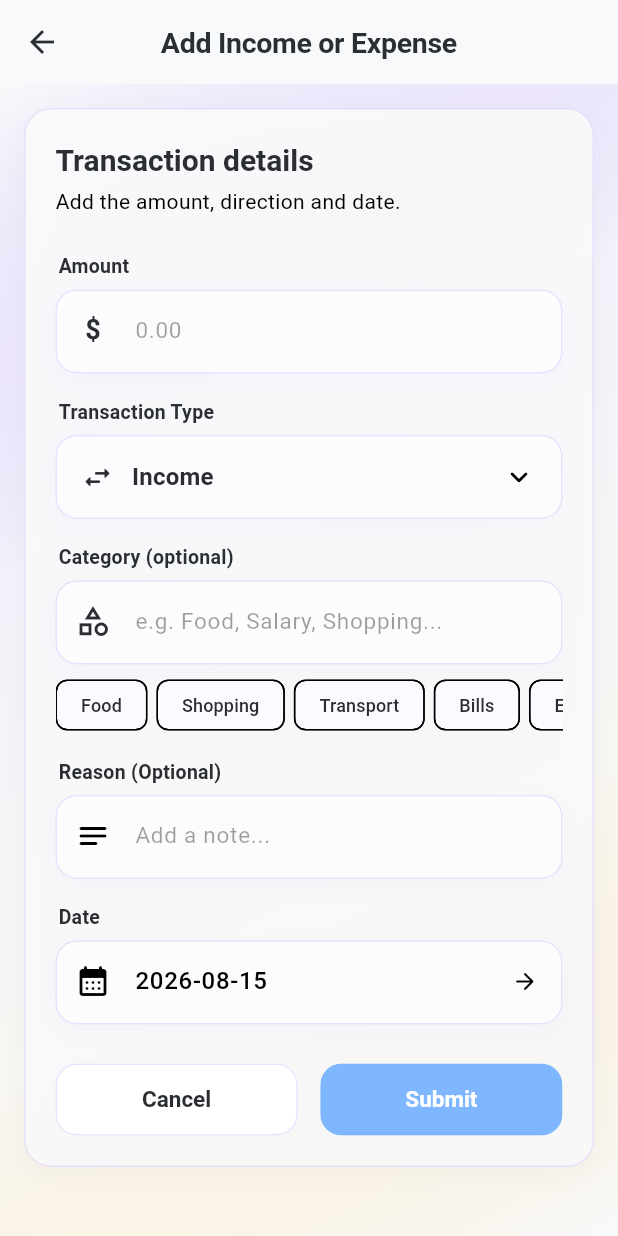
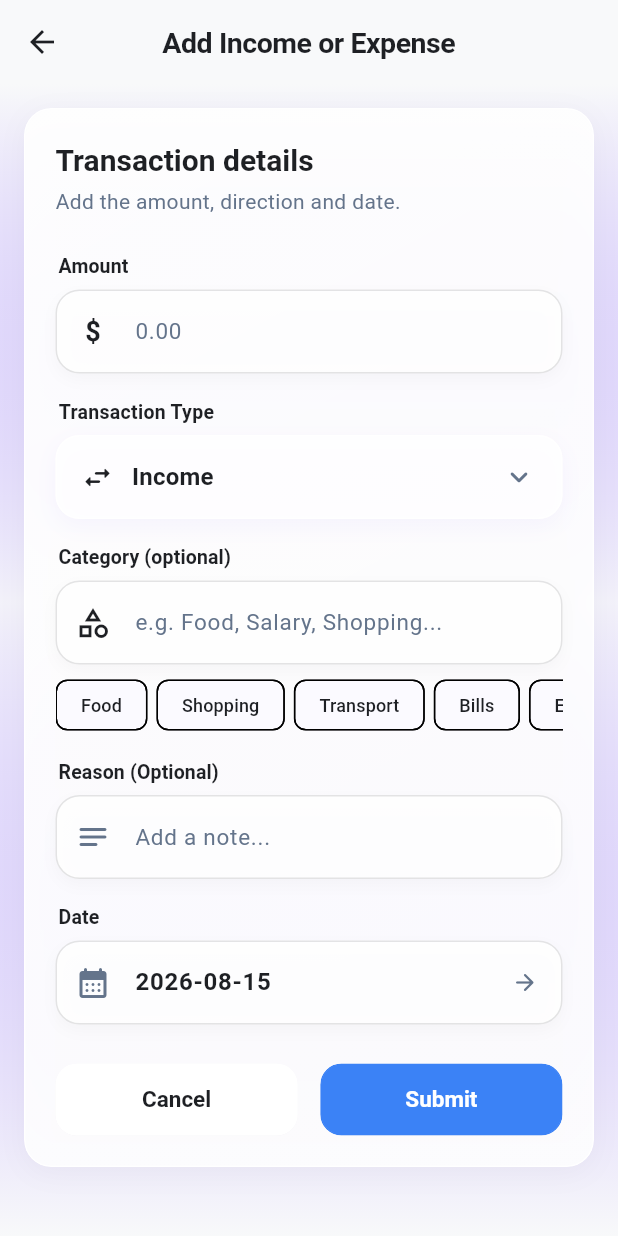
Before and after one commit to PranjalPatel45/LenDen, a Flutter app: the HomeScreen screen opened directly, after a tap on "Add transaction", on a phone screen of 412 x 824 dp. Run offline on Flutter 3.47's test engine with Material 3 defaults, Android fonts, the phone set to English and light mode, and no system bars; our stand-ins replace flutter_contacts, flutter_secure_storage, hive, hive_flutter, local_auth; accounts and stored records are empty.

Commit message:
Polish glass UI

```diff
--- a/lib/utils/app_colors.dart
+++ b/lib/utils/app_colors.dart
@@ -12,56 +12,56 @@ class AppColors {
   // Card / surface
   static const Color cardSurface = Color(0xFFFBFAFF);
 
-  // Primary text
-  static const Color primaryText = Color(0xFF2A2D32);
+  // Primary text - High contrast slate
+  static const Color primaryText = Color(0xFF1E2024);
 
-  // Secondary text
-  static const Color secondaryText = Color(0xFF000000);
+  // Secondary text - Muted slate grey
+  static const Color secondaryText = Color(0xFF64748B);
 
   // Primary (Soft Lavender) - for secondary buttons, badges, charts
-  static const Color primary = Color(0xFFCDB4FF);
+  static const Color primary = Color(0xFF9D7BFF);
 
   // Accent (Baby Pink) - for soft accents, illustrations
-  static const Color accent = Color(0xFFF8BBD0);
+  static const Color accent = Color(0xFFF472B6);
 
   // Highlight / CTA (Powder Blue) - for primary buttons, active states
-  static const Color highlight = Color(0xFF7EB6FF);
+  static const Color highlight = Color(0xFF3B82F6);
 
   // Success - Soft Green - for success messages, confirmations
-  static const Color success = Color(0xFFA8E6CF);
+  static const Color success = Color(0xFF10B981);
 
   // Error - Soft Red - for error messages, warnings
-  static const Color error = Color(0xFFFFB4B4);
+  static const Color error = Color(0xFFEF4444);
 
   // Snackbar colors
-  static const Color snackbarNeutral = Color(0xFF3600A3);
-  static const Color snackbarSuccess = Color(0xFF0B843D);
-  static const Color snackbarError = Color(0xFFE22412);
+  static const Color snackbarNeutral = Color(0xFF1E1B4B);
+  static const Color snackbarSuccess = Color(0xFF065F46);
+  static const Color snackbarError = Color(0xFF991B1B);
 
   // Additional colors from palette
-  static const Color softPeach = Color(0xFFFFE5B4);
-  static const Color softLavender = Color(0xFFCDB4FF);
+  static const Color softPeach = Color(0xFFFED7AA);
+  static const Color softLavender = Color(0xFFDDD6FE);
 
   // Standard
   static const Color white = Colors.white;
   static const Color black = Colors.black;
-  static const Color grey = Color(0xFF9CA3AF);
-  static const Color lightGrey = Color(0xFFE5E7EB);
+  static const Color grey = Color(0xFF94A3B8);
+  static const Color lightGrey = Color(0xFFF1F5F9);
 
   // Income (Green) - color for income/earnings
-  static const Color lendColor = Color(0xFFA8E6CF);
-  static const Color lendColorLight = Color(0xFFE8F8EF);
-  static const Color lendColorDark = Color(0xFF2E7D32);
+  static const Color lendColor = Color(0xFF10B981);
+  static const Color lendColorLight = Color(0xFFECFDF5);
+  static const Color lendColorDark = Color(0xFF047857);
 
   // Expense (Red) - color for expenses/outflows
-  static const Color borrowColor = Color(0xFFFFB4B4);
-  static const Color borrowColorLight = Color(0xFFFFEAEA);
-  static const Color borrowColorDark = Color(0xFFC62828);
+  static const Color borrowColor = Color(0xFFF43F5E);
+  static const Color borrowColorLight = Color(0xFFFFF1F2);
+  static const Color borrowColorDark = Color(0xFFBE123C);
 
   // Borrowed (Amber/Orange) - color for borrowed money
-  static const Color borrowedColor = Color(0xFFE67E22);
-  static const Color borrowedColorLight = Color(0xFFFFF3E0);
-  static const Color borrowedColorDark = Color(0xFFC05C0F);
+  static const Color borrowedColor = Color(0xFFF59E0B);
+  static const Color borrowedColorLight = Color(0xFFFFFBEB);
+  static const Color borrowedColorDark = Color(0xFFB45309);
 
   /// Applies the theme to a MaterialApp
   static ThemeData get theme => ThemeData(
@@ -72,13 +72,13 @@ class AppColors {
       secondary: accent,
       surface: cardSurface,
       error: error,
-      onPrimary: primaryText,
+      onPrimary: white,
       onSecondary: primaryText,
       onSurface: primaryText,
       onError: white,
     ),
     appBarTheme: AppBarTheme(
-      backgroundColor: background.withValues(alpha: 0.94),
+      backgroundColor: background.withValues(alpha: 0.92),
       foregroundColor: primaryText,
       elevation: 0,
       scrolledUnderElevation: 0,
@@ -88,12 +88,13 @@ class AppColors {
         color: primaryText,
         fontSize: 19,
         fontWeight: FontWeight.w700,
-        letterSpacing: -0.2,
+        letterSpacing: -0.3,
       ),
     ),
     floatingActionButtonTheme: const FloatingActionButtonThemeData(
       backgroundColor: highlight,
       foregroundColor: white,
+      elevation: 4,
     ),
     bottomNavigationBarTheme: const BottomNavigationBarThemeData(
       backgroundColor: white,
@@ -105,13 +106,13 @@ class AppColors {
     cardTheme: CardThemeData(
       color: cardSurface,
       elevation: 2,
-      shape: RoundedRectangleBorder(borderRadius: BorderRadius.circular(12)),
+      shape: RoundedRectangleBorder(borderRadius: BorderRadius.circular(16)),
     ),
     elevatedButtonTheme: ElevatedButtonThemeData(
       style: ElevatedButton.styleFrom(
         backgroundColor: highlight,
-        foregroundColor: primaryText,
-        minimumSize: const Size(48, 50),
+        foregroundColor: white,
+        minimumSize: const Size(48, 52),
         padding: const EdgeInsets.symmetric(vertical: 14, horizontal: 24),
         elevation: 0,
         shape: RoundedRectangleBorder(borderRadius: BorderRadius.circular(16)),
@@ -124,32 +125,32 @@ class AppColors {
       filled: true,
       fillColor: glassInputFill,
       border: OutlineInputBorder(
-        borderRadius: BorderRadius.circular(14),
-        borderSide: BorderSide(color: primary.withValues(alpha: 0.22)),
+        borderRadius: BorderRadius.circular(16),
+        borderSide: BorderSide(color: primary.withValues(alpha: 0.20)),
       ),
       enabledBorder: OutlineInputBorder(
-        borderRadius: BorderRadius.circular(14),
-        borderSide: BorderSide(color: primary.withValues(alpha: 0.22)),
+        borderRadius: BorderRadius.circular(16),
+        borderSide: BorderSide(color: primary.withValues(alpha: 0.20)),
       ),
       focusedBorder: OutlineInputBorder(
-        borderRadius: BorderRadius.circular(14),
-        borderSide: const BorderSide(color: highlight, width: 1.6),
+        borderRadius: BorderRadius.circular(16),
+        borderSide: const BorderSide(color: highlight, width: 1.8),
       ),
-      labelStyle: TextStyle(color: secondaryText.withValues(alpha: 0.8)),
+      labelStyle: const TextStyle(color: secondaryText),
       contentPadding: const EdgeInsets.symmetric(horizontal: 16, vertical: 16),
     ),
-    snackBarTheme: SnackBarThemeData(
+    snackBarTheme: const SnackBarThemeData(
       behavior: SnackBarBehavior.floating,
       backgroundColor: snackbarNeutral,
-      contentTextStyle: const TextStyle(color: white),
-      elevation: 0,
+      contentTextStyle: TextStyle(color: white, fontWeight: FontWeight.w500),
+      elevation: 4,
       shape: RoundedRectangleBorder(
-        borderRadius: BorderRadius.all(Radius.circular(14)),
+        borderRadius: BorderRadius.all(Radius.circular(16)),
       ),
       insetPadding: EdgeInsets.fromLTRB(16, 0, 16, 16),
     ),
     dividerTheme: DividerThemeData(
-      color: primary.withValues(alpha: 0.14),
+      color: primaryText.withValues(alpha: 0.08),
       thickness: 1,
       space: 1,
     ),
@@ -159,14 +160,14 @@ class AppColors {
       elevation: 0,
       showDragHandle: true,
       shape: const RoundedRectangleBorder(
-        borderRadius: BorderRadius.vertical(top: Radius.circular(24)),
+        borderRadius: BorderRadius.vertical(top: Radius.circular(28)),
       ),
     ),
     dialogTheme: DialogThemeData(
       backgroundColor: cardSurface,
       surfaceTintColor: Colors.transparent,
       elevation: 0,
-      shape: RoundedRectangleBorder(borderRadius: BorderRadius.circular(20)),
+      shape: RoundedRectangleBorder(borderRadius: BorderRadius.circular(24)),
     ),
     listTileTheme: const ListTileThemeData(
       contentPadding: EdgeInsets.symmetric(horizontal: 16, vertical: 4),
@@ -178,7 +179,7 @@ class AppColors {
       trackColor: WidgetStateProperty.resolveWith(
         (states) => states.contains(WidgetState.selected)
             ? highlight.withValues(alpha: 0.46)
-            : lightGrey.withValues(alpha: 0.8),
+            : lightGrey,
       ),
       thumbColor: WidgetStateProperty.resolveWith(
         (states) => states.contains(WidgetState.selected) ? highlight : white,
@@ -197,8 +198,8 @@ class AppColors {
       headlineLarge: TextStyle(
         fontSize: 34,
         height: 1.08,
-        fontWeight: FontWeight.w700,
-        letterSpacing: -1.1,
+        fontWeight: FontWeight.w800,
+        letterSpacing: -1.2,
         color: primaryText,
       ),
       headlineMedium: TextStyle(
@@ -211,7 +212,7 @@ class AppColors {
       titleLarge: TextStyle(
         fontSize: 20,
         height: 1.25,
-        fontWeight: FontWeight.w600,
+        fontWeight: FontWeight.w700,
         color: primaryText,
       ),
       titleMedium: TextStyle(
@@ -221,37 +222,37 @@ class AppColors {
         color: primaryText,
       ),
       bodyLarge: TextStyle(fontSize: 16, height: 1.5, color: primaryText),
-      bodyMedium: TextStyle(fontSize: 14, height: 1.45, color: primaryText),
+      bodyMedium: TextStyle(fontSize: 14, height: 1.45, color: secondaryText),
       labelLarge: TextStyle(
         fontSize: 13,
         height: 1.25,
-        fontWeight: FontWeight.w600,
+        fontWeight: FontWeight.w700,
         color: primaryText,
       ),
     ),
   );
 
   // ---- Liquid Glass derived surfaces ----
-  static const double _glassBorderAlpha = 0.35;
+  static const double _glassBorderAlpha = 0.28;
 
   // Subtle border color (derived from existing palette)
-  static final Color glassBorder = primary.withValues(alpha: _glassBorderAlpha);
+  static final Color glassBorder = primaryText.withValues(alpha: _glassBorderAlpha);
 
   // Glass surfaces optimized for high contrast & premium readability
-  static final Color glassCard = background.withValues(alpha: 0.85);
-  static final Color glassCardBorder = primary.withValues(alpha: 0.38);
-  static final Color glassSheet = background.withValues(alpha: 0.92);
-  static final Color glassInputFill = white.withValues(alpha: 0.72);
-  static final Color glassNav = white.withValues(alpha: 0.85);
+  static final Color glassCard = white.withValues(alpha: 0.88);
+  static final Color glassCardBorder = white.withValues(alpha: 0.90);
+  static final Color glassSheet = white.withValues(alpha: 0.94);
+  static final Color glassInputFill = white.withValues(alpha: 0.85);
+  static final Color glassNav = white.withValues(alpha: 0.90);
 
   // Glass gradients
   static final Gradient glassShimmer = LinearGradient(
     begin: Alignment.topLeft,
     end: Alignment.bottomRight,
     colors: [
-      white.withValues(alpha: 0.35),
-      white.withValues(alpha: 0.10),
-      background.withValues(alpha: 0.04),
+      white.withValues(alpha: 0.45),
+      white.withValues(alpha: 0.15),
+      background.withValues(alpha: 0.05),
     ],
   );
 }
--- a/lib/utils/app_design.dart
+++ b/lib/utils/app_design.dart
@@ -13,9 +13,9 @@ abstract final class AppSpacing {
 }
 
 abstract final class AppRadius {
-  static const double input = 14;
+  static const double input = 16;
   static const double card = 20;
-  static const double sheet = 24;
+  static const double sheet = 28;
   static const double pill = 999;
 }
 
@@ -46,13 +46,12 @@ class AppBackground extends StatelessWidget {
     return DecoratedBox(
       decoration: BoxDecoration(
         gradient: LinearGradient(
-          begin: Alignment.topLeft,
-          end: Alignment.bottomRight,
-          stops: const [0, 0.34, 0.68, 1],
+          begin: Alignment.topCenter,
+          end: Alignment.bottomCenter,
+          stops: const [0.0, 0.45, 1.0],
           colors: [
             AppColors.background,
-            AppColors.primary.withValues(alpha: 0.10),
-            AppColors.softPeach.withValues(alpha: 0.10),
+            AppColors.primary.withValues(alpha: 0.06),
             AppColors.background,
           ],
         ),
--- a/lib/widget/expense_summary_card.dart
+++ b/lib/widget/expense_summary_card.dart
@@ -38,15 +38,15 @@ class ExpenseSummaryCard extends StatelessWidget {
         child: Container(
           margin: const EdgeInsets.fromLTRB(16, 14, 16, 10),
           child: GlassCard(
-          radius: 20,
-          padding: const EdgeInsets.fromLTRB(22, 20, 22, 18),
-          child: Column(
+            radius: 24,
+            padding: const EdgeInsets.fromLTRB(22, 22, 22, 20),
+            child: Column(
               crossAxisAlignment: CrossAxisAlignment.start,
               children: [
                 Row(
                   children: [
                     const Icon(
-                      Icons.account_balance_wallet_outlined,
+                      Icons.account_balance_wallet_rounded,
                       size: 18,
                       color: AppColors.highlight,
                     ),
@@ -56,16 +56,17 @@ class ExpenseSummaryCard extends StatelessWidget {
                         heading,
                         maxLines: 1,
                         overflow: TextOverflow.ellipsis,
-                        style: Theme.of(context).textTheme.labelLarge?.copyWith(
-                          color: AppColors.primaryText.withValues(alpha: 0.64),
+                        style: const TextStyle(
+                          fontSize: 11.5,
                           fontWeight: FontWeight.w700,
+                          color: AppColors.secondaryText,
                           letterSpacing: 0.5,
                         ),
                       ),
                     ),
                   ],
                 ),
-                const SizedBox(height: 16),
+                const SizedBox(height: 14),
                 Semantics(
                   label: '$periodLabel balance',
                   value: formatCurrency(totalBalance, currencySymbol),
@@ -77,45 +78,18 @@ class ExpenseSummaryCard extends StatelessWidget {
                           ? '-${formatCurrency(totalBalance.abs(), currencySymbol)}'
                           : formatCurrency(totalBalance, currencySymbol),
                       style: Theme.of(context).textTheme.headlineLarge?.copyWith(
-                        fontSize: 36,
+                        fontSize: 38,
+                        fontWeight: FontWeight.w800,
                         color: totalBalance > 0
                             ? AppColors.lendColorDark
                             : totalBalance < 0
                             ? AppColors.borrowColorDark
-                            : AppColors.grey,
+                            : AppColors.primaryText,
                       ),
                     ),
                   ),
                 ),
-                if (totalBalance < 0)
-                  Padding(
-                    padding: const EdgeInsets.only(top: 4),
-                    child: Text(
-                      'Your outflow is higher than your inflow',
-                      maxLines: 2,
-                      overflow: TextOverflow.ellipsis,
-                      style: TextStyle(
-                        fontSize: 12,
-                        color: AppColors.borrowColorDark.withValues(alpha: 0.7),
-                        fontWeight: FontWeight.w500,
-                      ),
-                    ),
-                  ),
-                if (totalBalance > 0)
-                  Padding(
-                    padding: const EdgeInsets.only(top: 4),
-                    child: Text(
-                      'Income and borrowed cash minus expenses and lent money',
-                      maxLines: 2,
-                      overflow: TextOverflow.ellipsis,
-                      style: TextStyle(
-                        fontSize: 12,
-                        color: AppColors.lendColorDark.withValues(alpha: 0.7),
-                        fontWeight: FontWeight.w500,
-                      ),
-                    ),
-                  ),
-                const SizedBox(height: 22),
+                const SizedBox(height: 18),
                 Divider(color: AppColors.primaryText.withValues(alpha: 0.08)),
                 const SizedBox(height: 16),
                 Column(
@@ -129,16 +103,18 @@ class ExpenseSummaryCard extends StatelessWidget {
                             'Income',
                             totalIncome,
                             AppColors.lendColorDark,
+                            AppColors.lendColorLight,
                             Icons.trending_up_rounded,
                           ),
                         ),
-                        const SizedBox(width: 14),
+                        const SizedBox(width: 12),
                         Expanded(
                           child: _buildSummaryItem(
                             context,
                             'Expense',
                             totalExpense,
                             AppColors.borrowColorDark,
+                            AppColors.borrowColorLight,
                             Icons.trending_down_rounded,
                           ),
                         ),
@@ -154,16 +130,18 @@ class ExpenseSummaryCard extends StatelessWidget {
                             'Lent',
                             totalLent,
                             AppColors.highlight,
+                            AppColors.highlight.withValues(alpha: 0.10),
                             Icons.north_east_rounded,
                           ),
                         ),
-                        const SizedBox(width: 14),
+                        const SizedBox(width: 12),
                         Expanded(
                           child: _buildSummaryItem(
                             context,
                             'Borrowed',
                             totalBorrowed,
-                            AppColors.borrowedColor,
+                            AppColors.borrowedColorDark,
+                            AppColors.borrowedColorLight,
                             Icons.south_west_rounded,
                           ),
                         ),
@@ -171,32 +149,36 @@ class ExpenseSummaryCard extends StatelessWidget {
                     ),
                   ],
                 ),
-                const SizedBox(height: 12),
+                const SizedBox(height: 14),
                 Container(
                   width: double.infinity,
                   padding: const EdgeInsets.symmetric(
-                    horizontal: 12,
-                    vertical: 10,
+                    horizontal: 14,
+                    vertical: 12,
                   ),
                   decoration: BoxDecoration(
-                    color: AppColors.white.withValues(alpha: 0.44),
-                    borderRadius: BorderRadius.circular(14),
+                    color: AppColors.white.withValues(alpha: 0.65),
+                    borderRadius: BorderRadius.circular(16),
                     border: Border.all(color: AppColors.glassCardBorder),
                   ),
                   child: Row(
                     children: [
                       const Icon(
-                        Icons.people_alt_outlined,
-                        size: 17,
+                        Icons.people_alt_rounded,
+                        size: 18,
                         color: AppColors.highlight,
                       ),
-                      const SizedBox(width: 8),
+                      const SizedBox(width: 10),
                       Expanded(
                         child: Text(
-                          'Net lending',
+                          'Net Lending Ledger',
                           maxLines: 1,
                           overflow: TextOverflow.ellipsis,
-                          style: Theme.of(context).textTheme.labelLarge,
+                          style: const TextStyle(
+                            fontSize: 13,
+                            fontWeight: FontWeight.w700,
+                            color: AppColors.primaryText,
+                          ),
                         ),
                       ),
                       Flexible(
@@ -205,9 +187,10 @@ class ExpenseSummaryCard extends StatelessWidget {
                           alignment: AlignmentDirectional.centerEnd,
                           child: Text(
                             formatCurrency(netLending.abs(), currencySymbol),
-                            style: Theme.of(context).textTheme.labelLarge?.copyWith(
+                            style: TextStyle(
+                              fontSize: 14,
                               color: netLending >= 0
-                                  ? AppColors.highlight
+                                  ? AppColors.lendColorDark
                                   : AppColors.borrowedColorDark,
                               fontWeight: FontWeight.w800,
                             ),
@@ -230,10 +213,15 @@ class ExpenseSummaryCard extends StatelessWidget {
     String title,
     double amount,
     Color color,
+    Color bgTint,
     IconData icon,
   ) {
-    return Padding(
-      padding: const EdgeInsets.symmetric(vertical: 2),
+    return Container(
+      padding: const EdgeInsets.symmetric(horizontal: 12, vertical: 10),
+      decoration: BoxDecoration(
+        color: bgTint,
+        borderRadius: BorderRadius.circular(14),
+      ),
       child: Column(
         crossAxisAlignment: CrossAxisAlignment.start,
         children: [
@@ -246,23 +234,25 @@ class ExpenseSummaryCard extends StatelessWidget {
                   title.toUpperCase(),
                   maxLines: 1,
                   overflow: TextOverflow.ellipsis,
-                  style: Theme.of(context).textTheme.labelLarge?.copyWith(
+                  style: TextStyle(
                     fontSize: 10.5,
-                    color: AppColors.primaryText.withValues(alpha: 0.62),
-                    letterSpacing: 0.45,
+                    fontWeight: FontWeight.w800,
+                    color: color.withValues(alpha: 0.88),
+                    letterSpacing: 0.4,
                   ),
                 ),
               ),
             ],
           ),
-          const SizedBox(height: 5),
+          const SizedBox(height: 6),
           FittedBox(
             fit: BoxFit.scaleDown,
             alignment: Alignment.centerLeft,
             child: Text(
               formatCurrency(amount, currencySymbol),
-              style: Theme.of(context).textTheme.titleMedium?.copyWith(
-                fontWeight: FontWeight.w700,
+              style: TextStyle(
+                fontSize: 15,
+                fontWeight: FontWeight.w800,
                 color: color,
               ),
             ),
--- a/lib/widget/glass_widgets.dart
+++ b/lib/widget/glass_widgets.dart
@@ -44,7 +44,7 @@ class GlassCard extends StatelessWidget {
         boxShadow: [
           BoxShadow(
             color: AppColors.primaryText.withValues(alpha: 0.04),
-            blurRadius: 14,
+            blurRadius: 16,
             offset: const Offset(0, 4),
           ),
         ],
@@ -52,7 +52,7 @@ class GlassCard extends StatelessWidget {
       child: ClipRRect(
         borderRadius: BorderRadius.circular(radius),
         child: BackdropFilter(
-          filter: ImageFilter.blur(sigmaX: 5, sigmaY: 5),
+          filter: ImageFilter.blur(sigmaX: 6, sigmaY: 6),
           child: Container(
             alignment: alignment,
             decoration: BoxDecoration(
@@ -146,17 +146,17 @@ class GlassInput extends StatelessWidget {
           borderRadius: BorderRadius.circular(AppRadius.input),
           border: Border.all(
             color: focused
-                ? AppColors.highlight.withValues(alpha: 0.72)
-                : AppColors.glassCardBorder,
-            width: focused ? 1.5 : 1,
+                ? AppColors.highlight
+                : AppColors.primaryText.withValues(alpha: 0.12),
+            width: focused ? 1.8 : 1,
           ),
           boxShadow: [
             BoxShadow(
               color: focused
-                  ? AppColors.highlight.withValues(alpha: 0.14)
-                  : AppColors.primary.withValues(alpha: 0.07),
-              blurRadius: focused ? 16 : 12,
-              offset: const Offset(0, 5),
+                  ? AppColors.highlight.withValues(alpha: 0.12)
+                  : AppColors.primaryText.withValues(alpha: 0.03),
+              blurRadius: focused ? 14 : 8,
+              offset: const Offset(0, 4),
             ),
           ],
         ),
@@ -169,29 +169,29 @@ class GlassInput extends StatelessWidget {
           onChanged: onChanged,
           inputFormatters: inputFormatters,
           style: const TextStyle(
-            color: AppColors.black,
+            color: AppColors.primaryText,
             fontSize: 16,
-            fontWeight: FontWeight.w500,
+            fontWeight: FontWeight.w600,
           ),
           decoration: InputDecoration(
             hintText: effectiveHint,
             floatingLabelBehavior: FloatingLabelBehavior.never,
-            hintStyle: TextStyle(
-              color: AppColors.black.withValues(alpha: 0.38),
+            hintStyle: const TextStyle(
+              color: AppColors.secondaryText,
               fontSize: 15,
               fontWeight: FontWeight.w400,
             ),
             prefixIcon: prefixIcon != null
                 ? SizedBox(
-                    width: 40,
-                    height: 48,
+                    width: 44,
+                    height: AppSize.fieldHeight,
                     child: Center(child: prefixIcon),
                   )
                 : null,
             suffixIcon: suffixIcon != null
                 ? SizedBox(
-                    width: 40,
-                    height: 48,
+                    width: 44,
+                    height: AppSize.fieldHeight,
                     child: Center(child: suffixIcon),
                   )
                 : null,
@@ -204,7 +204,7 @@ class GlassInput extends StatelessWidget {
             filled: false,
             contentPadding: const EdgeInsets.symmetric(
               horizontal: 16,
-              vertical: 14,
+              vertical: 16,
             ),
           ),
         ),
@@ -223,8 +223,8 @@ class GlassInput extends StatelessWidget {
               style: const TextStyle(
                 color: AppColors.primaryText,
                 fontSize: 13,
-                fontWeight: FontWeight.w600,
-                letterSpacing: 0.2,
+                fontWeight: FontWeight.w700,
+                letterSpacing: 0.1,
               ),
             ),
           ),
```
Also changed, not shown: 2 other files.
